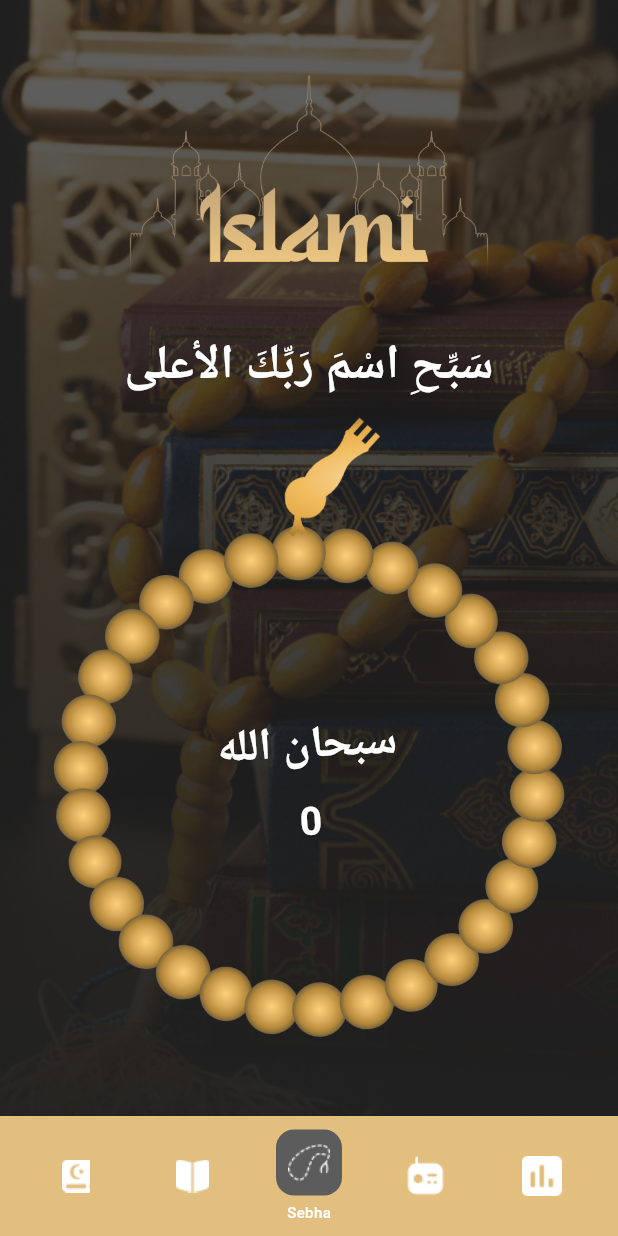
After one commit to ahmedmostafa44771-crypto/Task_IntroScreen, a Flutter app: the TasbeehScreen screen opened directly, on a phone screen of 412 x 824 dp. The commit adds this screen. Run offline on Flutter 3.47's test engine with Material 3 defaults, Android fonts, the phone set to English and light mode, and no system bars; our stand-ins replace introduction_screen.

Commit message:
finished the app.

```diff
--- /dev/null
+++ b/lib/home/custom_bottom_nav.dart
@@ -0,0 +1,95 @@
+import 'package:flutter/material.dart';
+
+class BottomNavBar extends StatelessWidget {
+  final int selectedIndex;
+  final Function(int) onTap;
+
+  const BottomNavBar({
+    super.key,
+    required this.selectedIndex,
+    required this.onTap,
+  });
+
+  static const Color goldColor = Color(0xFFE2BE7F);
+  static const Color grayBg = Color(0xFF5C5C5C);
+
+  @override
+  Widget build(BuildContext context) {
+    return Container(
+      height: 80,
+      color: goldColor,
+      padding: const EdgeInsets.symmetric(horizontal: 12),
+      child: Row(
+        mainAxisAlignment: MainAxisAlignment.spaceAround,
+        children: [
+          _navItem(
+            icon: "assets/images/Vector2.png",
+            label: "Quran",
+            index: 0,
+          ),
+          _navItem(
+            icon: "assets/images/book.png",
+            label: "Hadith",
+            index: 1,
+          ),
+          _navItem(
+            icon: "assets/images/necklace-islam-svgrepo-com 1.png",
+            label: "Sebha",
+            index: 2,
+          ),
+          _navItem(
+            icon: "assets/images/radio (1).png",
+            label: "Radio",
+            index: 3,
+          ),
+          _navItem(
+            icon: "assets/images/Vector3.png",
+            label: "Time",
+            index: 4,
+          ),
+        ],
+      ),
+    );
+  }
+
+  Widget _navItem({
+    required String icon,
+    required String label,
+    required int index,
+  }) {
+    final bool isSelected = selectedIndex == index;
+
+    return GestureDetector(
+      onTap: () => onTap(index),
+      child: Column(
+        mainAxisSize: MainAxisSize.min,
+        children: [
+          Container(
+            padding: const EdgeInsets.all(8),
+            decoration: BoxDecoration(
+              color: isSelected ? grayBg : Colors.transparent,
+              borderRadius: BorderRadius.circular(12),
+            ),
+            child: Image.asset(
+              icon,
+              width: 28,
+              color: Colors.white,
+            ),
+          ),
+
+          if (isSelected) ...[
+            const SizedBox(height: 4),
+            Text(
+              label,
+              style: const TextStyle(
+                color: Colors.white,
+                fontSize: 10,
+                fontWeight: FontWeight.w500,
+              ),
+            ),
+          ],
+        ],
+      ),
+    );
+  }
+}
--- /dev/null
+++ b/lib/home/intro_app_bar.dart
@@ -0,0 +1,18 @@
+import 'package:flutter/material.dart';
+
+class IntroAppBar extends StatelessWidget {
+  const IntroAppBar({super.key});
+
+  @override
+  Widget build(BuildContext context) {
+    return Padding(
+      padding: const EdgeInsets.only(top: 50),
+      child: Center(
+        child: Image.asset(
+          "assets/images/Group 31.png",
+          height: 151,
+        ),
+      ),
+    );
+  }
+}
--- a/lib/intro/intro_screen.dart
+++ b/lib/intro/intro_screen.dart
@@ -1,6 +1,7 @@
 import 'package:flutter/material.dart';
 import 'package:introduction_screen/introduction_screen.dart';
 import 'package:islami/home/hom_page.dart';
+import 'package:islami/sebha/view/sebha_view.dart';
 import 'package:islami/ui/app_asset.dart';
 
 class IntroScreen extends StatelessWidget {
@@ -89,7 +90,7 @@ class IntroScreen extends StatelessWidget {
       onDone: () {
         Navigator.pushReplacement(
           context,
-          MaterialPageRoute(builder: (_) => const HomePage()),
+          MaterialPageRoute(builder: (_) => const TasbeehScreen()),
         );
       },
 
--- /dev/null
+++ b/lib/sebha/view/sebha_body.dart
@@ -0,0 +1,52 @@
+import 'package:flutter/material.dart';
+
+import '../viewmodel/sebha_viewmodel.dart';
+
+class SebhaBody extends StatelessWidget {
+  final TasbeehViewModel viewModel;
+
+  const SebhaBody({required this.viewModel});
+
+  @override
+  Widget build(BuildContext context) {
+    return Stack(
+      clipBehavior: Clip.none,
+      alignment: Alignment.center,
+      children: [
+        Image.asset(
+          "assets/images/SebhaBody.png",
+          width: 340,
+        ),
+        Positioned(
+          top: -70,
+          child: Image.asset(
+            "assets/images/sebha2.png",
+            width: 130,
+          ),
+        ),
+        Column(
+          mainAxisSize: MainAxisSize.min,
+          children: [
+            Text(
+              viewModel.tasbeehText,
+              style: const TextStyle(
+                color: Colors.white,
+                fontSize: 30,
+                fontWeight: FontWeight.bold,
+              ),
+            ),
+            const SizedBox(height: 10),
+            Text(
+              "${viewModel.count}",
+              style: const TextStyle(
+                color: Colors.white,
+                fontSize: 26,
+                fontWeight: FontWeight.bold,
+              ),
+            ),
+          ],
+        ),
+      ],
+    );
+  }
+}
--- /dev/null
+++ b/lib/sebha/view/sebha_view.dart
@@ -0,0 +1,118 @@
+import 'package:flutter/material.dart';
+import 'package:islami/home/custom_bottom_nav.dart';
+import 'package:islami/home/intro_app_bar.dart';
+import 'package:islami/sebha/view/sebha_body.dart';
+import 'package:islami/sebha/viewmodel/sebha_viewmodel.dart';
+
+
+class TasbeehScreen extends StatefulWidget {
+  const TasbeehScreen({super.key});
+
+  @override
+  State<TasbeehScreen> createState() => _TasbeehScreenState();
+}
+
+class _TasbeehScreenState extends State<TasbeehScreen>
+    with SingleTickerProviderStateMixin {
+  static const Color goldColor = Color(0xFFE2BE7F);
+
+  late AnimationController _controller;
+  late Animation<double> _shakeAnimation;
+
+  final TasbeehViewModel viewModel = TasbeehViewModel();
+  int selectedIndex = 2;
+
+  @override
+  void initState() {
+    super.initState();
+
+    _controller = AnimationController(
+      vsync: this,
+      duration: const Duration(milliseconds: 150),
+    );
+
+    _shakeAnimation = Tween<double>(
+      begin: -0.05,
+      end: 0.05,
+    ).animate(
+      CurvedAnimation(parent: _controller, curve: Curves.easeInOut),
+    );
+  }
+
+  void _onTasbeehTap() {
+    viewModel.increment();
+
+    _controller.forward().then((_) {
+      _controller.reverse();
+    });
+
+    setState(() {});
+  }
+
+  @override
+  void dispose() {
+    _controller.dispose();
+    super.dispose();
+  }
+
+  @override
+  Widget build(BuildContext context) {
+    return Scaffold(
+      body: Stack(
+        children: [
+          Positioned.fill(
+            child: Image.asset(
+              "assets/images/Background.png",
+              fit: BoxFit.cover,
+            ),
+          ),
+
+          Column(
+            children: [
+              const IntroAppBar(),
+              const SizedBox(height: 20),
+
+              const Text(
+                "سَبِّحِ اسْمَ رَبِّكَ الأعلى",
+                style: TextStyle(
+                  color: Colors.white,
+                  fontSize: 32,
+                  fontWeight: FontWeight.bold,
+                ),
+                textAlign: TextAlign.center,
+              ),
+
+              const SizedBox(height: 30),
+              Expanded(
+                child: Center(
+                  child: GestureDetector(
+                    onTap: _onTasbeehTap,
+                    child: AnimatedBuilder(
+                      animation: _shakeAnimation,
+                      builder: (context, child) {
+                        return Transform.rotate(
+                          angle: _shakeAnimation.value,
+                          child: child,
+                        );
+                      },
+                      child: SebhaBody(viewModel: viewModel),
+                    ),
+                  ),
+                ),
+              ),
+
+              BottomNavBar(
+                selectedIndex: selectedIndex,
+                onTap: (index) {
+                  setState(() {
+                    selectedIndex = index;
+                  });
+                },
+              ),
+            ],
+          ),
+        ],
+      ),
+    );
+  }
+}
--- /dev/null
+++ b/lib/sebha/viewmodel/sebha_viewmodel.dart
@@ -0,0 +1,16 @@
+import 'package:flutter/material.dart';
+
+class TasbeehViewModel extends ChangeNotifier {
+  int count = 0;
+  final String tasbeehText = "سبحان الله";
+
+  void increment() {
+    count++;
+    notifyListeners();
+  }
+
+  void reset() {
+    count = 0;
+    notifyListeners();
+  }
+}
```
Also changed, not shown: assets/images/Background.png (added), assets/images/Group 31.png (added), assets/images/SebhaBody.png (added), assets/images/Vector2.png (added), assets/images/Vector3.png (added), assets/images/book.png (added), assets/images/necklace-islam-svgrepo-com 1.png (added), assets/images/necklace.png (added), assets/images/radio (1).png (added), assets/images/sebha2.png (added).
